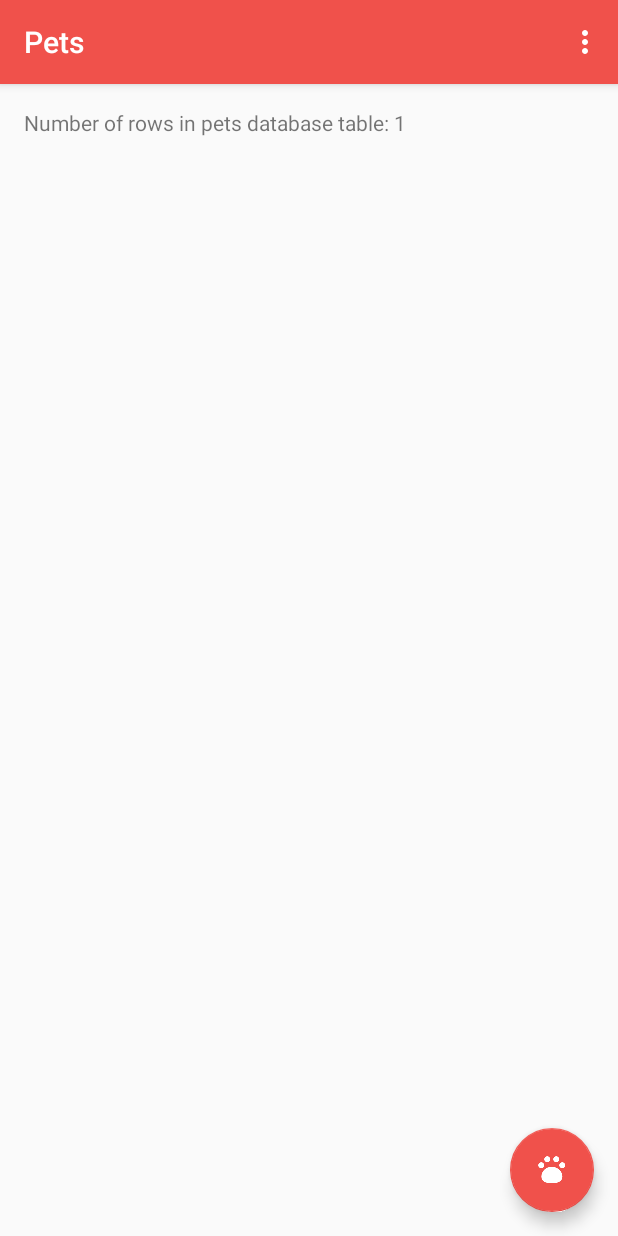
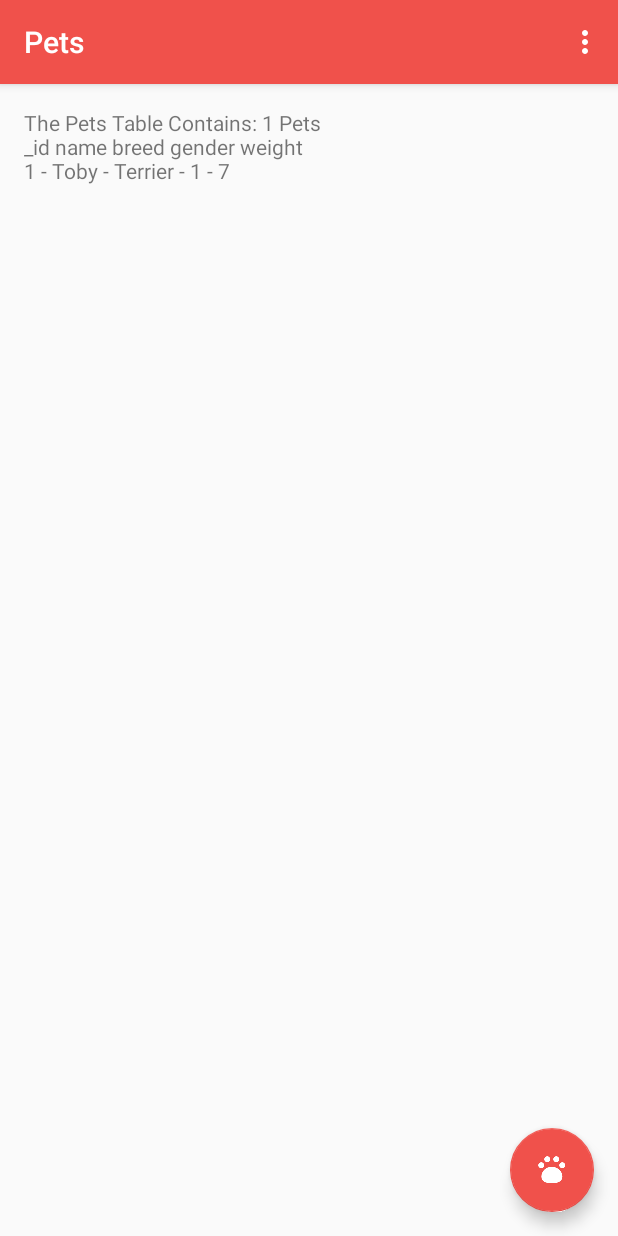
Before and after one commit to Harrison-Wall/Udacity, an Android app: the screen it shows after launch (CatalogActivity), in the options menu, after a tap on "Insert Dummy Data", on a phone screen of 412 x 824 dp. Run offline under Robolectric (Android 15) with nearby library versions, the phone set to English and light mode, and no system bars.

Commit message:
Database Info is not printed on screen

```diff
--- a/Pets/app/src/main/java/com/example/android/pets/CatalogActivity.java
+++ b/Pets/app/src/main/java/com/example/android/pets/CatalogActivity.java
@@ -70,15 +70,27 @@ public class CatalogActivity extends AppCompatActivity
         // get a Cursor that contains all rows from the pets table.
         Cursor cursor = db.query(PetEntry.TABLE_NAME, projection, null, null, null, null, null);
 
+        // Add pets to the TextView
+        TextView displayView = (TextView) findViewById(R.id.text_view_pet);
         try
         {
-            // Display the number of rows in the Cursor
-            TextView displayView = (TextView) findViewById(R.id.text_view_pet);
-            displayView.setText("Number of rows in pets database table: " + cursor.getCount());
+            // Set up header for data
+            displayView.setText("The Pets Table Contains: " + cursor.getCount() + " Pets");
+            displayView.append("\n" + PetEntry._ID + " " + PetEntry.COLUMN_PET_NAME + " " + PetEntry.COLUMN_PET_BREED
+                    + " " + PetEntry.COLUMN_PET_GENDER + " " + PetEntry.COLUMN_PET_WEIGHT);
+
+            // Add all cursor info to the TextView
+            while( cursor.moveToNext() )
+            {
+                displayView.append("\n" + cursor.getString( cursor.getColumnIndex(PetEntry._ID)) + " - "
+                        + cursor.getString( cursor.getColumnIndex(PetEntry.COLUMN_PET_NAME)) + " - "
+                        + cursor.getString( cursor.getColumnIndex(PetEntry.COLUMN_PET_BREED)) + " - "
+                        + cursor.getString( cursor.getColumnIndex(PetEntry.COLUMN_PET_GENDER)) + " - "
+                        + cursor.getString( cursor.getColumnIndex(PetEntry.COLUMN_PET_WEIGHT)) );
+            }
         }
-        finally
+        finally // Clean up Cursor
         {
-            // close the cursor
             cursor.close();
         }
     }
@@ -96,6 +108,8 @@ public class CatalogActivity extends AppCompatActivity
         long newRowID = db.insert(PetEntry.TABLE_NAME, null, values);
 
         Log.v("insertPet()", ": New Row # - "+newRowID);
+
+        displayDatabaseInfo();
     }
 
     @Override
```
